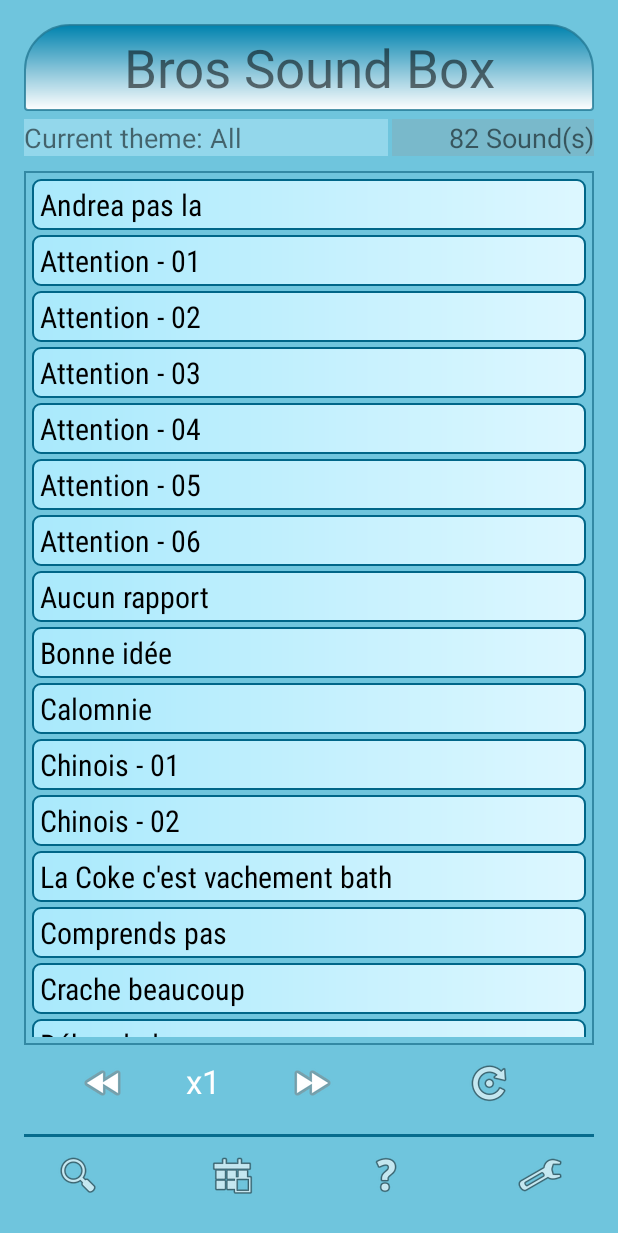
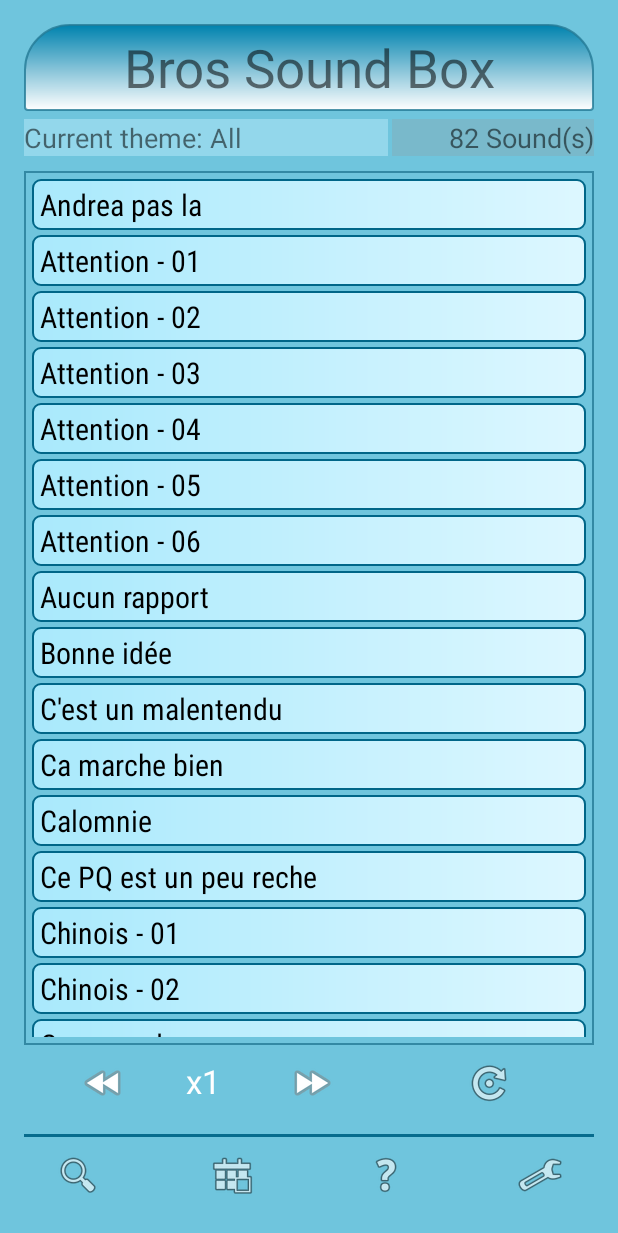
Before and after one commit to jabberwockyproject/root, an Android app: the screen it shows after launch (MainActivity), on a phone screen of 412 x 824 dp. Shown: the top 1233 px of the screen. Run offline under Robolectric (Android 15) with nearby library versions, the phone set to English and light mode, and no system bars.

Commit message:
Reintroduced sort on themes setup.

```diff
--- a/app/src/main/java/com/gw150914/jabberwocky/gui/MainActivity.java
+++ b/app/src/main/java/com/gw150914/jabberwocky/gui/MainActivity.java
@@ -263,6 +263,8 @@
                 themeAll.addSound(soundArray[index]);
             }
 
+            themeAll.sortIndex();
+
             //Theme all is ready, theme fav loading can now start.
             threadPoolExec.submit(new FavLoadThread());
 
@@ -279,6 +281,8 @@
             themeTaunt.addSound(soundArray[59]);
             themeTaunt.addSound(soundArray[79]);
 
+            themeTaunt.sortIndex();
+
             //Set theme pq
             themePq.addSound(soundArray[50]);
             themePq.addSound(soundArray[51]);
@@ -286,6 +290,8 @@
             themePq.addSound(soundArray[50]);
             themePq.addSound(soundArray[50]);
             themePq.addSound(soundArray[72]);
+
+            themePq.sortIndex();
 
             //Send a message to handler with the finished flag set
             message.arg2 = 1;
```
